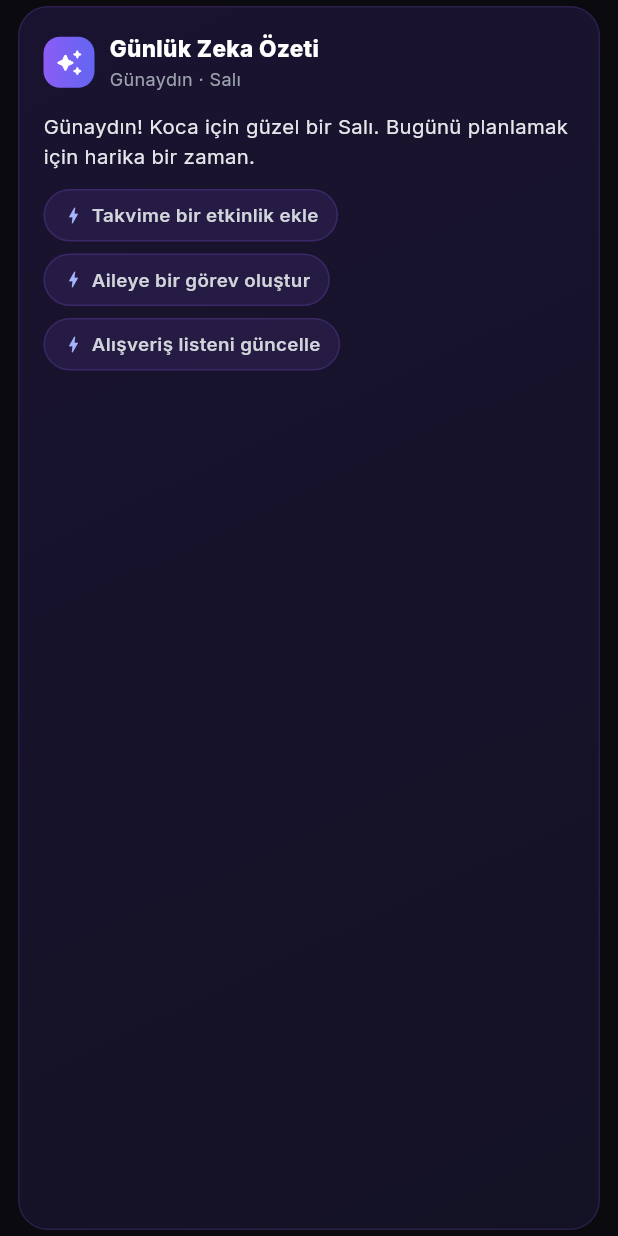
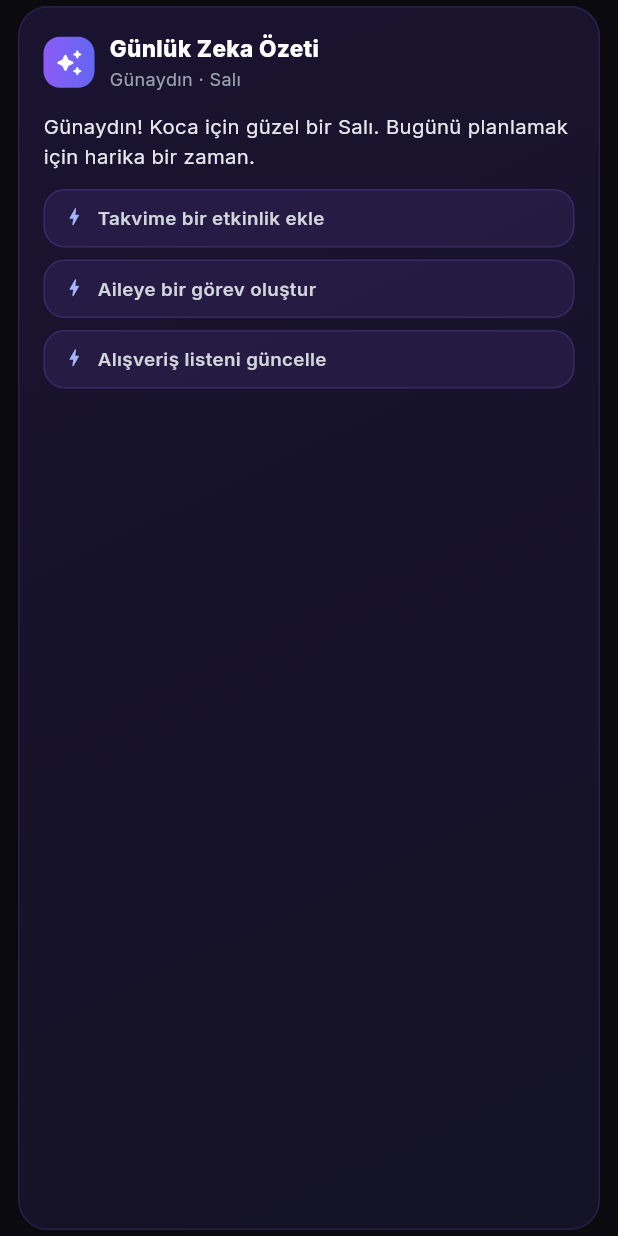
Before and after one commit to mcemkoca/familyhub, a Flutter app: the DailyBriefingCard widget shown alone on an empty page, opened directly, on a phone screen of 412 x 824 dp. Run offline on Flutter 3.47's test engine with Material 3 defaults, Android fonts, the phone set to English and light mode, and no system bars; our stand-ins replace app_links, audioplayers, cached_network_image, connectivity_plus, emoji_picker_flutter, envied and 35 more; missing offline and left inert: amplitude_flutter, device_calendar, encrypt, extension_google_sign_in_as_googleapis_auth, flutter_stripe, flutter_webrtc and 9 more; accounts and stored records are empty; generated files the repository leaves out were written again; network calls fail.

Commit message:
fix: Günlük Zeka Özeti aksiyon satırları overflow düzeltildi
Uzun AI aksiyon metinleri pill chip'e sığmayıp taşıyordu → tam genişlikte
Expanded'lı satırlara çevrildi (metin sarmalı düzgün).

Co-Authored-By: Claude Opus 4.8 <noreply@anthropic.com>

```diff
--- a/lib/components/hub/daily_briefing_card.dart
+++ b/lib/components/hub/daily_briefing_card.dart
@@ -152,35 +152,34 @@ Türkçe, samimi bir dille. Havaya uygun bir öneri ekle (ör. yağmurluysa şem
                               height: 1.5)),
                     if (actions.isNotEmpty) ...[
                       const SizedBox(height: 12),
-                      Wrap(
-                        spacing: 8,
-                        runSpacing: 8,
-                        children: actions
-                            .map((a) => Container(
+                      for (final a in actions)
+                        Container(
+                          width: double.infinity,
+                          margin: const EdgeInsets.only(bottom: 8),
                           padding: const EdgeInsets.symmetric(
-                                      horizontal: 12, vertical: 7),
+                              horizontal: 12, vertical: 10),
                           decoration: BoxDecoration(
-                                    color: const Color(0xFF8B5CF6)
-                                        .withAlpha(28),
-                                    borderRadius: BorderRadius.circular(20),
-                                    border: Border.all(
-                                        color: const Color(0x338B5CF6)),
+                            color: const Color(0xFF8B5CF6).withAlpha(28),
+                            borderRadius: BorderRadius.circular(14),
+                            border:
+                                Border.all(color: const Color(0x338B5CF6)),
                           ),
                           child: Row(
-                                    mainAxisSize: MainAxisSize.min,
+                            crossAxisAlignment: CrossAxisAlignment.start,
                             children: [
                               const Icon(Icons.bolt_rounded,
-                                          size: 14, color: Color(0xFFA5B4FC)),
-                                      const SizedBox(width: 5),
-                                      Text(a,
+                                  size: 15, color: Color(0xFFA5B4FC)),
+                              const SizedBox(width: 8),
+                              Expanded(
+                                child: Text(a,
                                     style: const TextStyle(
                                         color: Color(0xFFD1D5DB),
                                         fontSize: 12.5,
+                                        height: 1.35,
                                         fontWeight: FontWeight.w600)),
+                              ),
                             ],
                           ),
-                                ))
-                            .toList(),
                         ),
                     ],
                   ],
```
Lines whose indentation alone changed are shown as unchanged.
